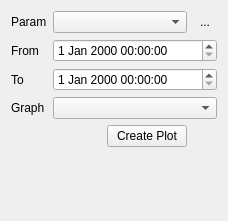
Qt form ui/InstrumentLoggerQueryUi.ui (MonroeQuantumNetworks/IonControl) before a commit.
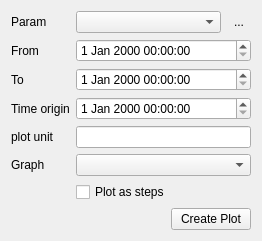
The same form after that commit. Icons and pictures are not drawn.

Commit message: Instrument Logger work. Seems to be functional

Patch:
```diff
--- a/ui/InstrumentLoggerQueryUi.ui
+++ b/ui/InstrumentLoggerQueryUi.ui
@@ -14,9 +14,6 @@
    <string>Form</string>
   </property>
   <layout class="QGridLayout" name="gridLayout">
-   <item row="0" column="1" colspan="3">
-    <widget class="QComboBox" name="comboBoxParam"/>
-   </item>
    <item row="0" column="0">
     <widget class="QLabel" name="label">
      <property name="text">
@@ -24,14 +21,10 @@
      </property>
     </widget>
    </item>
-   <item row="2" column="0">
-    <widget class="QLabel" name="label_3">
-     <property name="text">
-      <string>To</string>
-     </property>
-    </widget>
+   <item row="0" column="1" colspan="2">
+    <widget class="QComboBox" name="comboBoxParam"/>
    </item>
-   <item row="0" column="4">
+   <item row="0" column="3">
     <widget class="QToolButton" name="toolButtonRefresh">
      <property name="text">
       <string>...</string>
@@ -45,45 +38,6 @@
      </property>
     </widget>
    </item>
-   <item row="6" column="2" colspan="2">
-    <spacer name="verticalSpacer">
-     <property name="orientation">
-      <enum>Qt::Vertical</enum>
-     </property>
-     <property name="sizeHint" stdset="0">
-      <size>
-       <width>20</width>
-       <height>65</height>
-      </size>
-     </property>
-    </spacer>
-   </item>
-   <item row="2" column="1" colspan="4">
-    <widget class="QDateTimeEdit" name="dateTimeEditTo"/>
-   </item>
-   <item row="5" column="3">
-    <widget class="QPushButton" name="pushButtonCreatePlot">
-     <property name="text">
-      <string>Create Plot</string>
-     </property>
-    </widget>
-   </item>
-   <item row="5" column="2">
-    <spacer name="horizontalSpacer">
-     <property name="orientation">
-      <enum>Qt::Horizontal</enum>
-     </property>
-     <property name="sizeHint" stdset="0">
-      <size>
-       <width>55</width>
-       <height>20</height>
-      </size>
-     </property>
-    </spacer>
-   </item>
-   <item row="1" column="1" colspan="4">
-    <widget class="QDateTimeEdit" name="dateTimeEditFrom"/>
-   </item>
    <item row="1" column="0">
     <widget class="QLabel" name="label_2">
      <property name="text">
@@ -91,16 +45,89 @@
      </property>
     </widget>
    </item>
-   <item row="3" column="1" colspan="4">
-    <widget class="QComboBox" name="comboBoxPlotName"/>
+   <item row="1" column="1" colspan="3">
+    <widget class="QDateTimeEdit" name="dateTimeEditFrom"/>
+   </item>
+   <item row="2" column="0">
+    <widget class="QLabel" name="label_3">
+     <property name="text">
+      <string>To</string>
+     </property>
+    </widget>
+   </item>
+   <item row="2" column="1" colspan="3">
+    <widget class="QDateTimeEdit" name="dateTimeEditTo"/>
    </item>
    <item row="3" column="0">
+    <widget class="QLabel" name="label_6">
+     <property name="text">
+      <string>Time origin</string>
+     </property>
+    </widget>
+   </item>
+   <item row="3" column="1" colspan="3">
+    <widget class="QDateTimeEdit" name="dateTimeEditOrigin"/>
+   </item>
+   <item row="4" column="0">
+    <widget class="QLabel" name="label_5">
+     <property name="text">
+      <string>plot unit</string>
+     </property>
+    </widget>
+   </item>
+   <item row="4" column="1" colspan="3">
+    <widget class="QLineEdit" name="lineEditPlotUnit"/>
+   </item>
+   <item row="5" column="0">
     <widget class="QLabel" name="label_4">
      <property name="text">
       <string>Graph</string>
      </property>
     </widget>
    </item>
+   <item row="5" column="1" colspan="3">
+    <widget class="QComboBox" name="comboBoxPlotName"/>
+   </item>
+   <item row="7" column="1">
+    <spacer name="horizontalSpacer">
+     <property name="orientation">
+      <enum>Qt::Horizontal</enum>
+     </property>
+     <property name="sizeHint" stdset="0">
+      <size>
+       <width>69</width>
+       <height>17</height>
+      </size>
+     </property>
+    </spacer>
+   </item>
+   <item row="7" column="2" colspan="2">
+    <widget class="QPushButton" name="pushButtonCreatePlot">
+     <property name="text">
+      <string>Create Plot</string>
+     </property>
+    </widget>
+   </item>
+   <item row="8" column="2">
+    <spacer name="verticalSpacer">
+     <property name="orientation">
+      <enum>Qt::Vertical</enum>
+     </property>
+     <property name="sizeHint" stdset="0">
+      <size>
+       <width>20</width>
+       <height>13</height>
+      </size>
+     </property>
+    </spacer>
+   </item>
+   <item row="6" column="1" colspan="2">
+    <widget class="QCheckBox" name="checkBoxSteps">
+     <property name="text">
+      <string>Plot as steps</string>
+     </property>
+    </widget>
+   </item>
   </layout>
  </widget>
  <resources>
```
The commit also changes 8 other files.
